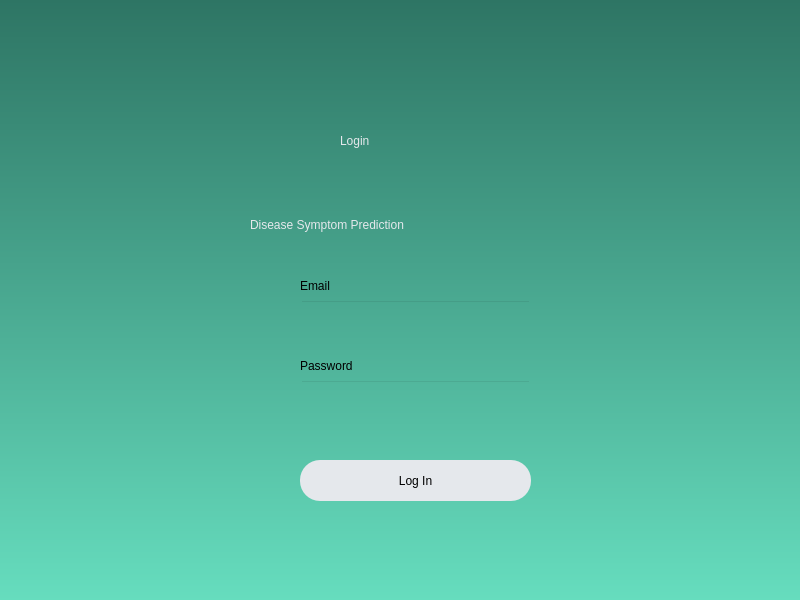
Old version of the form login.ui in the repository Maximusrain/se_project_23-24.
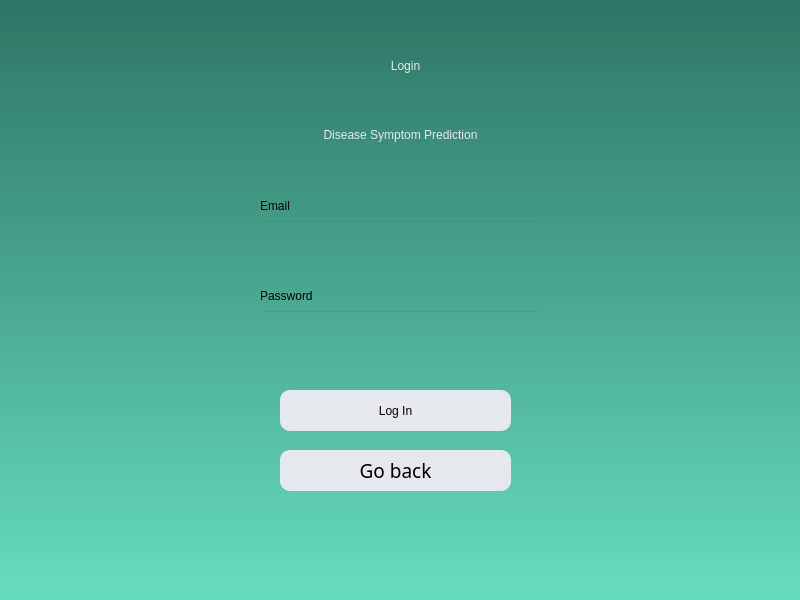
New version of the form.

Commit message: Improved the UI, added "Go back" buttons on login and signup pages. Create the DatabaseManager class.

The edit to the form file:
```diff
--- a/login.ui
+++ b/login.ui
@@ -29,10 +29,10 @@
    <widget class="QLabel" name="label_login">
     <property name="geometry">
      <rect>
-      <x>340</x>
-      <y>100</y>
-      <width>151</width>
-      <height>81</height>
+      <x>310</x>
+      <y>30</y>
+      <width>191</width>
+      <height>71</height>
      </rect>
     </property>
     <property name="styleSheet">
@@ -43,12 +43,15 @@
     <property name="text">
      <string>Login</string>
     </property>
+    <property name="alignment">
+     <set>Qt::AlignCenter</set>
+    </property>
    </widget>
    <widget class="QLabel" name="label_DSP">
     <property name="geometry">
      <rect>
-      <x>250</x>
-      <y>200</y>
+      <x>240</x>
+      <y>110</y>
       <width>321</width>
       <height>50</height>
      </rect>
@@ -60,21 +63,24 @@
     <property name="text">
      <string>Disease Symptom Prediction</string>
     </property>
+    <property name="alignment">
+     <set>Qt::AlignCenter</set>
+    </property>
    </widget>
    <widget class="QPushButton" name="login_btn">
     <property name="geometry">
      <rect>
-      <x>300</x>
-      <y>460</y>
+      <x>280</x>
+      <y>390</y>
       <width>231</width>
       <height>41</height>
      </rect>
     </property>
     <property name="styleSheet">
-     <string notr="true">border-radius:20px;
+     <string notr="true">border-radius:10px;
 background-color: rgb(229, 232, 236);
 
-font: 14pt &quot;Tahoma&quot;;
+font: 14pt &quot;Century Gothic&quot;;
 </string>
     </property>
     <property name="text">
@@ -84,9 +90,9 @@
    <widget class="QLineEdit" name="EmailLine">
     <property name="geometry">
      <rect>
-      <x>300</x>
-      <y>300</y>
-      <width>231</width>
+      <x>260</x>
+      <y>220</y>
+      <width>281</width>
       <height>41</height>
      </rect>
     </property>
@@ -98,8 +104,8 @@
    <widget class="QLabel" name="label_3">
     <property name="geometry">
      <rect>
-      <x>300</x>
-      <y>270</y>
+      <x>260</x>
+      <y>190</y>
       <width>71</width>
       <height>31</height>
      </rect>
@@ -114,8 +120,8 @@
    <widget class="QLabel" name="label_4">
     <property name="geometry">
      <rect>
-      <x>300</x>
-      <y>350</y>
+      <x>260</x>
+      <y>280</y>
       <width>71</width>
       <height>31</height>
      </rect>
@@ -130,9 +136,9 @@
    <widget class="QLineEdit" name="PasswordLine">
     <property name="geometry">
      <rect>
-      <x>300</x>
-      <y>380</y>
-      <width>231</width>
+      <x>260</x>
+      <y>310</y>
+      <width>281</width>
       <height>41</height>
      </rect>
     </property>
@@ -144,9 +150,9 @@
    <widget class="QLabel" name="label_invalid_line">
     <property name="geometry">
      <rect>
-      <x>304</x>
-      <y>425</y>
-      <width>221</width>
+      <x>280</x>
+      <y>360</y>
+      <width>231</width>
       <height>21</height>
      </rect>
     </property>
@@ -155,6 +161,37 @@
     </property>
     <property name="text">
      <string/>
+    </property>
+    <property name="alignment">
+     <set>Qt::AlignCenter</set>
+    </property>
+   </widget>
+   <widget class="QPushButton" name="goback_btn">
+    <property name="geometry">
+     <rect>
+      <x>280</x>
+      <y>450</y>
+      <width>231</width>
+      <height>41</height>
+     </rect>
+    </property>
+    <property name="font">
+     <font>
+      <family>Century Gothic</family>
+      <pointsize>14</pointsize>
+      <italic>false</italic>
+      <bold>false</bold>
+     </font>
+    </property>
+    <property name="styleSheet">
+     <string notr="true">border-radius:10px;
+background-color: rgb(229, 232, 236);
+
+font: 14pt &quot;Century Gothic&quot;;
+</string>
+    </property>
+    <property name="text">
+     <string>Go back</string>
     </property>
    </widget>
   </widget>
```
Left out of the diff: 14 changed lines with no effect on the pictures. The commit also changes 11 other files.
